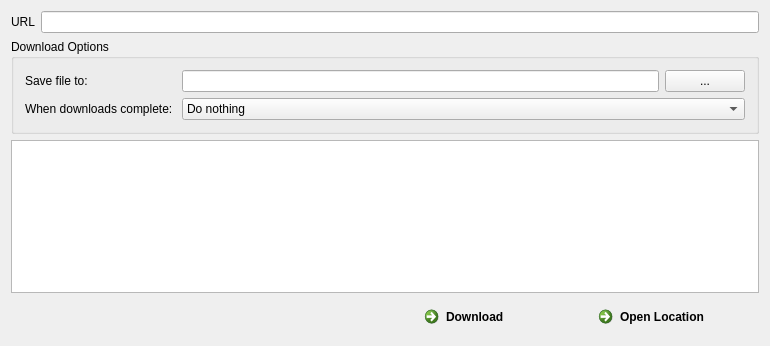
The window that downloadmanagerwidget.ui (qtuancr261/DownloadManagerByQt) describes before a commit, drawn with Qt 5.
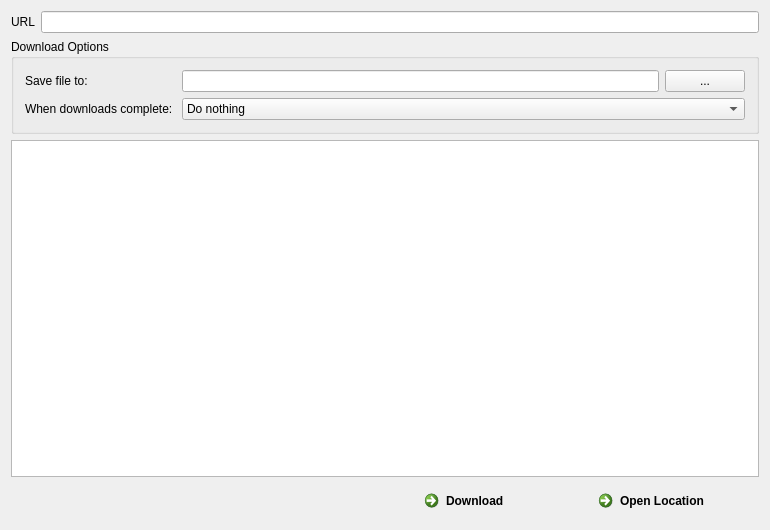
The same window after the commit.

Commit message: specify the protocol we use when download by using QUrl::scheme() function

The edit to the form file:
```diff
--- a/downloadmanagerwidget.ui
+++ b/downloadmanagerwidget.ui
@@ -7,7 +7,7 @@
     <x>0</x>
     <y>0</y>
     <width>770</width>
-    <height>346</height>
+    <height>530</height>
    </rect>
   </property>
   <property name="windowTitle">
```
Left out of the diff: 88 changed lines with no effect on the pictures. The commit also changes 2 other files.
